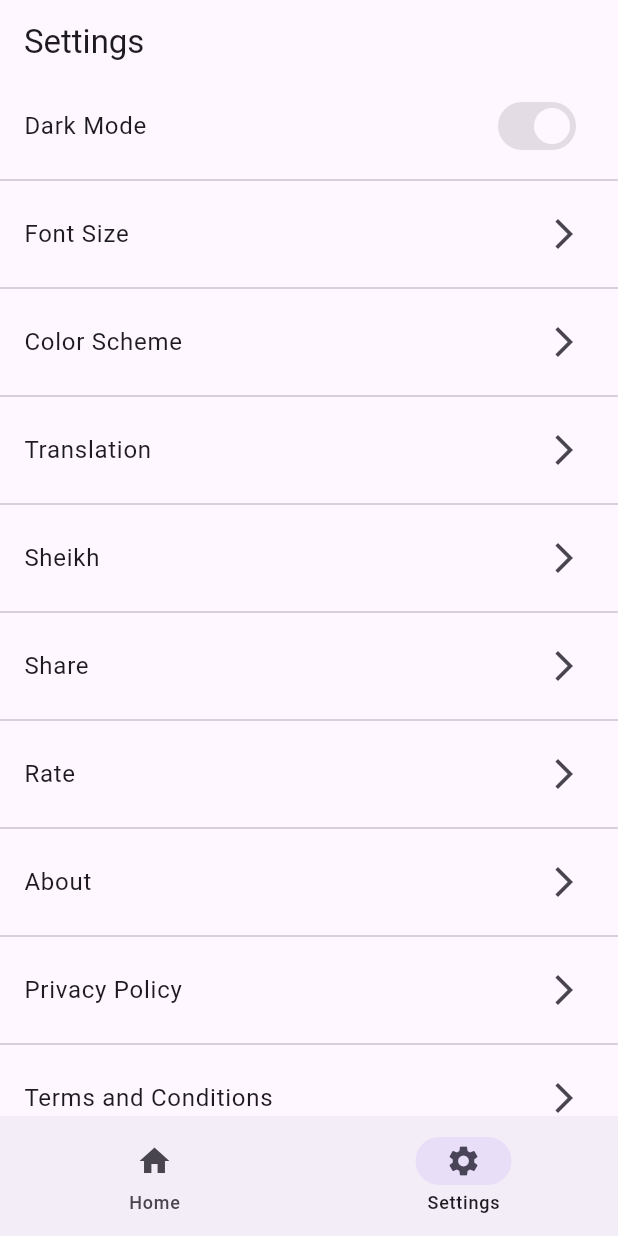
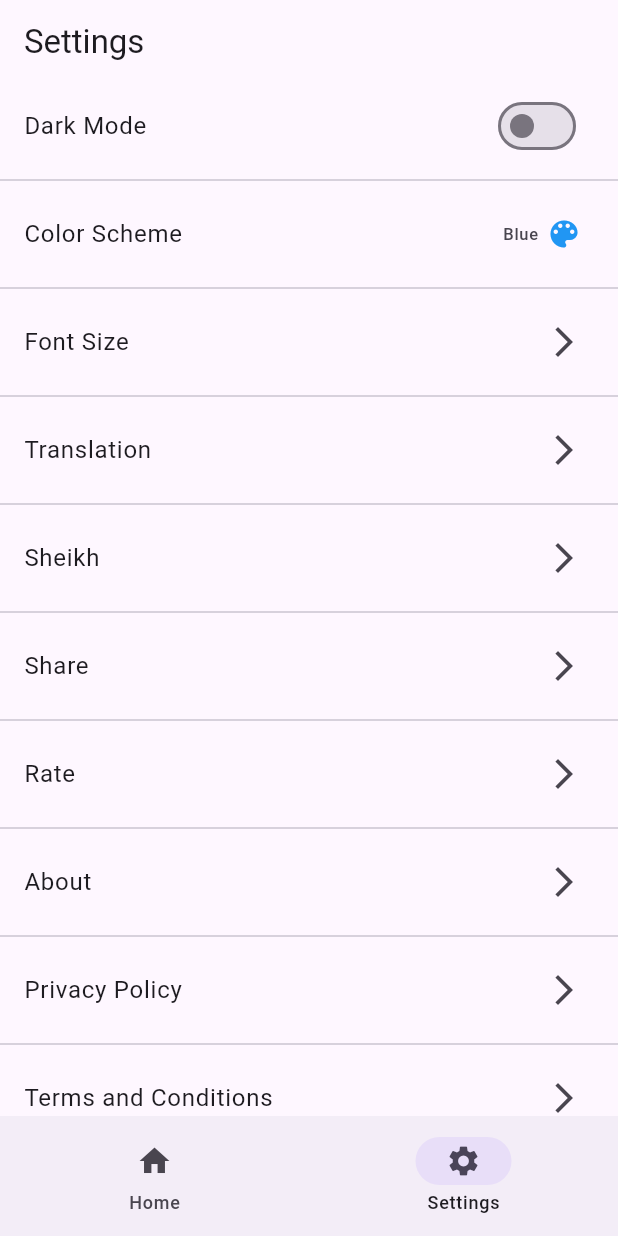
Before and after one commit to RomjanHossain/Quran, a Flutter app: the screen it shows after launch, item 2 of the bottom bar chosen, on a phone screen of 412 x 824 dp. Run offline on Flutter 3.47's test engine with Material 2 defaults, Android fonts, the phone set to English and light mode, and no system bars; our stand-ins replace just_audio, shared_preferences.

Commit message:
taking a break

```diff
--- a/lib/main.dart
+++ b/lib/main.dart
@@ -36,22 +36,44 @@ class MyApp extends StatelessWidget {
               ? ThemeData(
                   brightness: Brightness.dark,
                   useMaterial3: true,
-                  // primarySwatch: Colors.indigo,
+                  primaryColor: themeNotifier.color,
+                  primarySwatch: MaterialColor(themeNotifier.color.value, {
+                    50: themeNotifier.color,
+                    100: themeNotifier.color,
+                    200: themeNotifier.color,
+                    300: themeNotifier.color,
+                    400: themeNotifier.color,
+                    500: themeNotifier.color,
+                    600: themeNotifier.color,
+                    700: themeNotifier.color,
+                    800: themeNotifier.color,
+                    900: themeNotifier.color,
+                  }),
+                  backgroundColor: themeNotifier.color,
+                  // nav button color
 
-                  // scaffoldBackgroundColor: const Color(0xff171813),
-                  // scaffoldBackgroundColor: Colors.yellow,
-                  // primaryColor: Colors.green,
-
-                  // colorScheme: ColorScheme.fromSwatch(),
+                  // scaffoldBackgroundColor: themeNotifier.color.withOpacity(0.2),
                 )
               : ThemeData(
                   useMaterial3: true,
                   brightness: Brightness.light,
-                  // primarySwatch: Colors.indigo,
+                  primaryColor: themeNotifier.color,
+                  primarySwatch: MaterialColor(themeNotifier.color.value, {
+                    50: themeNotifier.color,
+                    100: themeNotifier.color,
+                    200: themeNotifier.color,
+                    300: themeNotifier.color,
+                    400: themeNotifier.color,
+                    500: themeNotifier.color,
+                    600: themeNotifier.color,
+                    700: themeNotifier.color,
+                    800: themeNotifier.color,
+                    900: themeNotifier.color,
+                  }),
+                  backgroundColor: themeNotifier.color,
+                  dividerColor: themeNotifier.color,
 
-                  // primarySwatch: Colors.pink,
-                  // primaryColor: Colors.green,
-                  // primarySwatch: Colors.green,
+                  // scaffoldBackgroundColor: themeNotifier.color.withOpacity(0.2),
                 ),
           home: const MyHomePage(),
         );
--- a/lib/pages/home.dart
+++ b/lib/pages/home.dart
@@ -31,6 +31,8 @@ class _MyHomePageState extends State<MyHomePage> {
       ),
       body: _widgetOptions.elementAt(_selectedIndex),
       bottomNavigationBar: NavigationBar(
+        // backgroundColor: Theme.of(context).primaryColor,
+        // surfaceTintColor: Theme.of(context).primaryColor,
         selectedIndex: _selectedIndex,
         onDestinationSelected: (int value) => setState(() {
           _selectedIndex = value;
--- a/lib/pages/settings/settings_quran.dart
+++ b/lib/pages/settings/settings_quran.dart
@@ -1,83 +1,142 @@
 import 'package:flutter/material.dart';
+import 'package:provider/provider.dart';
+
+import '../../services/theme/theme_.dart';
+import '../../services/theme/theme_list.dart';
 
 class Settings extends StatelessWidget {
   const Settings({super.key});
 
+  String _getColor(Color col) {
+    final String _key = allColors.keys.firstWhere(
+        (String _key) => allColors[_key] == col,
+        orElse: () => 'Blue');
+    return _key;
+  }
+
   @override
   Widget build(BuildContext context) {
     return ListView(
-      children: const <Widget>[
+      children: <Widget>[
         // dark mode switch
-        ListTile(
-          title: Text('Dark Mode'),
-          trailing: Switch(
-            value: true,
-            onChanged: null,
-          ),
-        ),
-        Divider(),
+        // ListTile(
+        //   title: Text('Dark Mode'),
+        //   trailing: Switch(
+        //     value: true,
+        //     onChanged: null,
+        //   ),
+        // ),
+
+        Consumer<ModelTheme>(
+            builder: (BuildContext context, ModelTheme value, Widget? child) {
+          return ListTile(
+            title: const Text('Dark Mode'),
+            trailing: Switch(
+                value: value.isDark,
+                onChanged: (bool b) {
+                  value.isDark = b;
+                }),
+          );
+        }),
+        const Divider(),
         // font size
-        ListTile(
+        Consumer<ModelTheme>(
+            builder: (BuildContext context, ModelTheme value, Widget? child) {
+          return ListTile(
+            title: const Text('Color Scheme'),
+            // trailing a popup menu for all color schemes
+            trailing: PopupMenuButton<Color>(
+              child: Row(
+                mainAxisSize: MainAxisSize.min,
+                children: <Widget>[
+                  Text(_getColor(value.color)),
+                  const SizedBox(
+                    width: 5,
+                  ),
+                  Icon(Icons.color_lens, color: value.color),
+                ],
+              ),
+              onSelected: (Color col) {
+                value.color = col;
+              },
+              itemBuilder: (BuildContext context) {
+                // return allColors as List<PopupMenuEntry<Color>>;
+                return allColors.entries.map((MapEntry<String, Color> entry) {
+                  return PopupMenuItem<Color>(
+                    value: entry.value,
+                    child: Row(
+                      mainAxisSize: MainAxisSize.min,
+                      children: <Widget>[
+                        Text(entry.key),
+                        const SizedBox(
+                          width: 5,
+                        ),
+                        Icon(Icons.color_lens, color: entry.value),
+                      ],
+                    ),
+                  );
+                }).toList();
+              },
+            ),
+          );
+        }),
+        const Divider(),
+        // font size
+        const ListTile(
           title: Text('Font Size'),
           trailing: Icon(Icons.arrow_forward_ios),
         ),
-        Divider(),
-        // font size
-        ListTile(
-          title: Text('Color Scheme'),
-          trailing: Icon(Icons.arrow_forward_ios),
-        ),
-        Divider(),
+        const Divider(),
         // translation
-        ListTile(
+        const ListTile(
           title: Text('Translation'),
           trailing: Icon(Icons.arrow_forward_ios),
         ),
-        Divider(),
+        const Divider(),
         // sheikh
-        ListTile(
+        const ListTile(
           title: Text('Sheikh'),
           trailing: Icon(Icons.arrow_forward_ios),
         ),
-        Divider(),
+        const Divider(),
         // share
-        ListTile(
+        const ListTile(
           title: Text('Share'),
           trailing: Icon(Icons.arrow_forward_ios),
         ),
-        Divider(),
+        const Divider(),
         // rate
-        ListTile(
+        const ListTile(
           title: Text('Rate'),
           trailing: Icon(Icons.arrow_forward_ios),
         ),
-        Divider(),
+        const Divider(),
         // about
-        ListTile(
+        const ListTile(
           title: Text('About'),
           trailing: Icon(Icons.arrow_forward_ios),
         ),
-        Divider(),
+        const Divider(),
         // privacy policy
-        ListTile(
+        const ListTile(
           title: Text('Privacy Policy'),
           trailing: Icon(Icons.arrow_forward_ios),
         ),
-        Divider(),
+        const Divider(),
         // terms and conditions
-        ListTile(
+        const ListTile(
           title: Text('Terms and Conditions'),
           trailing: Icon(Icons.arrow_forward_ios),
         ),
-        Divider(),
+        const Divider(),
         // contact us
-        ListTile(
+        const ListTile(
           title: Text('Contact Us'),
           trailing: Icon(Icons.arrow_forward_ios),
         ),
-        Divider(),
+        const Divider(),
         // exit
-        ListTile(
+        const ListTile(
           title: Text('Exit'),
           trailing: Icon(Icons.arrow_forward_ios),
         ),
--- a/lib/pages/surah/widget/surah_playbutton.dart
+++ b/lib/pages/surah/widget/surah_playbutton.dart
@@ -60,7 +60,7 @@ class _CenterButtonWidgetState extends State<CenterButtonWidget> {
           }
         },
 
-        // backgroundColor: Colors.indigo,
+        backgroundColor: Theme.of(context).primaryColor,
         // tooltip: 'long press to change the reciter',
         child:
             _isPressed ? const Icon(Icons.pause) : const Icon(Icons.play_arrow),
--- a/lib/services/theme/theme_.dart
+++ b/lib/services/theme/theme_.dart
@@ -4,12 +4,17 @@ import 'theme_pref.dart';
 class ModelTheme extends ChangeNotifier {
   ModelTheme() {
     _isDark = false;
+    _color = Colors.blue;
     _preferences = MyThemePreferences();
     getPreferences();
+    getColor();
   }
   late bool _isDark;
+  late Color _color;
   late MyThemePreferences _preferences;
   bool get isDark => _isDark;
+  Color get color => _color;
+
   //Switching the themes
   set isDark(bool value) {
     _isDark = value;
@@ -17,8 +22,19 @@ class ModelTheme extends ChangeNotifier {
     notifyListeners();
   }
 
+  set color(Color value) {
+    _color = value;
+    _preferences.setColor(value);
+    notifyListeners();
+  }
+
   Future<void> getPreferences() async {
     _isDark = await _preferences.getTheme();
     notifyListeners();
   }
+
+  Future<void> getColor() async {
+    _color = await _preferences.getColor();
+    notifyListeners();
+  }
 }
--- /dev/null
+++ b/lib/services/theme/theme_list.dart
@@ -0,0 +1,22 @@
+import 'package:flutter/material.dart';
+
+Map<String, Color> allColors = <String, Color>{
+  'Blue': Colors.blue,
+  'Red': Colors.red,
+  'Green': Colors.green,
+  'Yellow': Colors.yellow,
+  'Pink': Colors.pink,
+  'Purple': Colors.purple,
+  'Orange': Colors.orange,
+  'Indigo': Colors.indigo,
+  'Teal': Colors.teal,
+  'Cyan': Colors.cyan,
+  'Lime': Colors.lime,
+  'Amber': Colors.amber,
+  'Brown': Colors.brown,
+  'Grey': Colors.grey,
+  'BlueGrey': Colors.blueGrey,
+  'Black': Colors.black,
+  'White': Colors.white,
+  'Transparent': Colors.transparent,
+};
--- a/lib/services/theme/theme_pref.dart
+++ b/lib/services/theme/theme_pref.dart
@@ -1,7 +1,10 @@
+import 'dart:ui';
+
 import 'package:shared_preferences/shared_preferences.dart';
 
 class MyThemePreferences {
   static const String THEME_KEY = 'theme_key';
+  static const String THEME_COLOR = 'theme_color';
 
   Future<void> setTheme(bool value) async {
     final SharedPreferences sharedPreferences =
@@ -9,9 +12,23 @@ class MyThemePreferences {
     sharedPreferences.setBool(THEME_KEY, value);
   }
 
+  // set theme color
+  Future<void> setColor(Color value) async {
+    final SharedPreferences sharedPreferences =
+        await SharedPreferences.getInstance();
+    sharedPreferences.setString(THEME_COLOR, value.toString());
+  }
+
   Future<bool> getTheme() async {
     final SharedPreferences sharedPreferences =
         await SharedPreferences.getInstance();
     return sharedPreferences.getBool(THEME_KEY) ?? false;
   }
+
+  // get theme color
+  Future<Color> getColor() async {
+    final SharedPreferences sharedPreferences =
+        await SharedPreferences.getInstance();
+    return Color(int.parse(sharedPreferences.getString(THEME_COLOR)!));
+  }
 }
```
